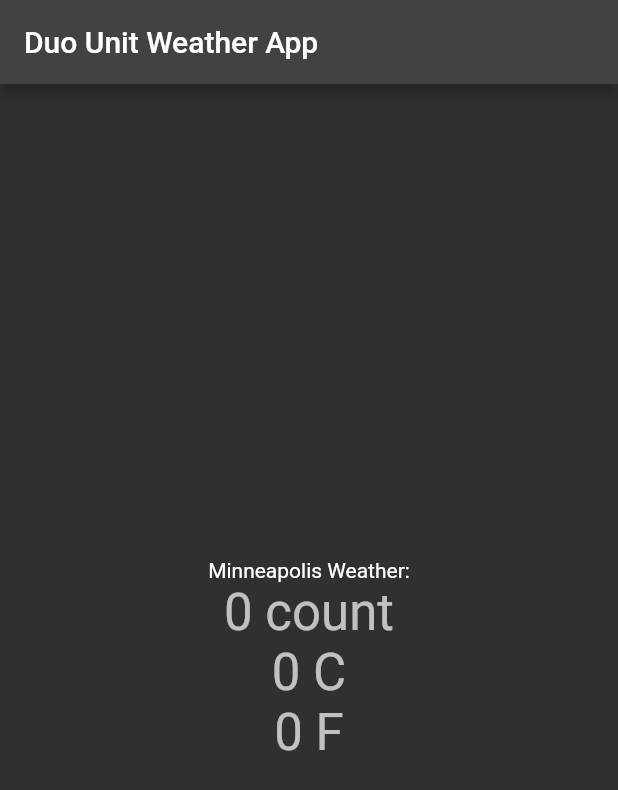
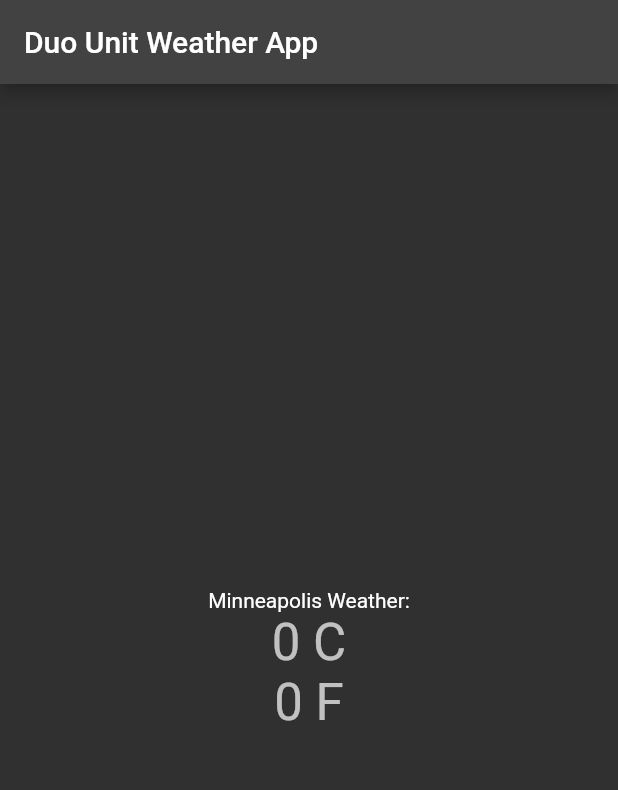
Before and after one commit to SabrinaPunjani/Weather_App_C_and_F, a Flutter app: the screen it shows after launch, on a phone screen of 412 x 824 dp. Shown: the top 790 px of the screen. Run offline on Flutter 3.47's test engine with Material 3 defaults, Android fonts, the phone set to English and light mode, and no system bars; our stand-ins replace weather; missing offline and left inert: dart:ffi, home_widget, workmanager; network calls fail.

Commit message:
cleaning up

```diff
--- a/lib/main.dart
+++ b/lib/main.dart
@@ -21,7 +21,7 @@ Future<void> main() async {
   int c = degree.toInt();
   int f = degree2.toInt();
 
-  log('$c');
+  //log('$c');
   HomeWidget.saveWidgetData(
     'weather_degree',
     c, //'${degree}°C',
@@ -191,17 +191,6 @@ class _MyHomePageState extends State<MyHomePage> with WidgetsBindingObserver {
               'Minneapolis Weather:',
             ),
             FutureBuilder<int>(
-              future: _value,
-              builder: (_, snapshot) => Column(
-                children: [
-                  Text(
-                    (snapshot.data ?? 0).toString() + ' count',
-                    style: Theme.of(context).textTheme.headlineMedium,
-                  ),
-                ],
-              ),
-            ),
-            FutureBuilder<int>(
               future: _valueC,
               builder: (_, snapshot) => Column(
                 children: [
--- a/pubspec.yaml
+++ b/pubspec.yaml
@@ -25,6 +25,3 @@ dev_dependencies:
 
 flutter:
   uses-material-design: true
-
-  assets:
-    - assets/dash_sign_small.png
```
Also changed, not shown: assets/dash_sign_small.png (added), 1 other file.
